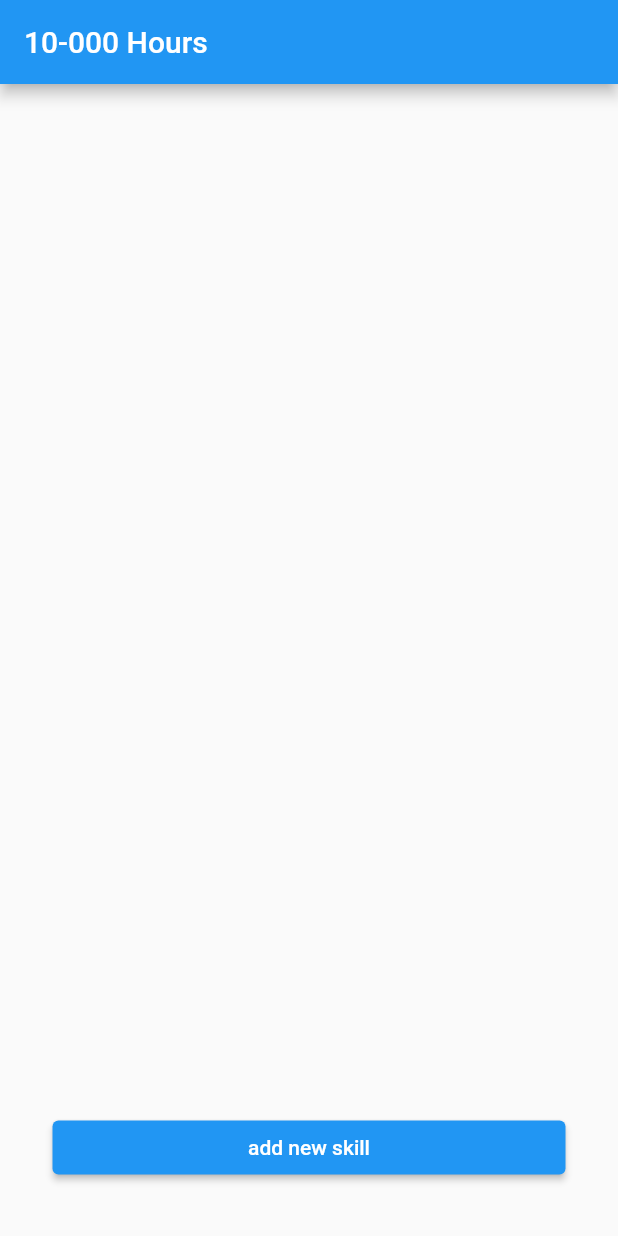
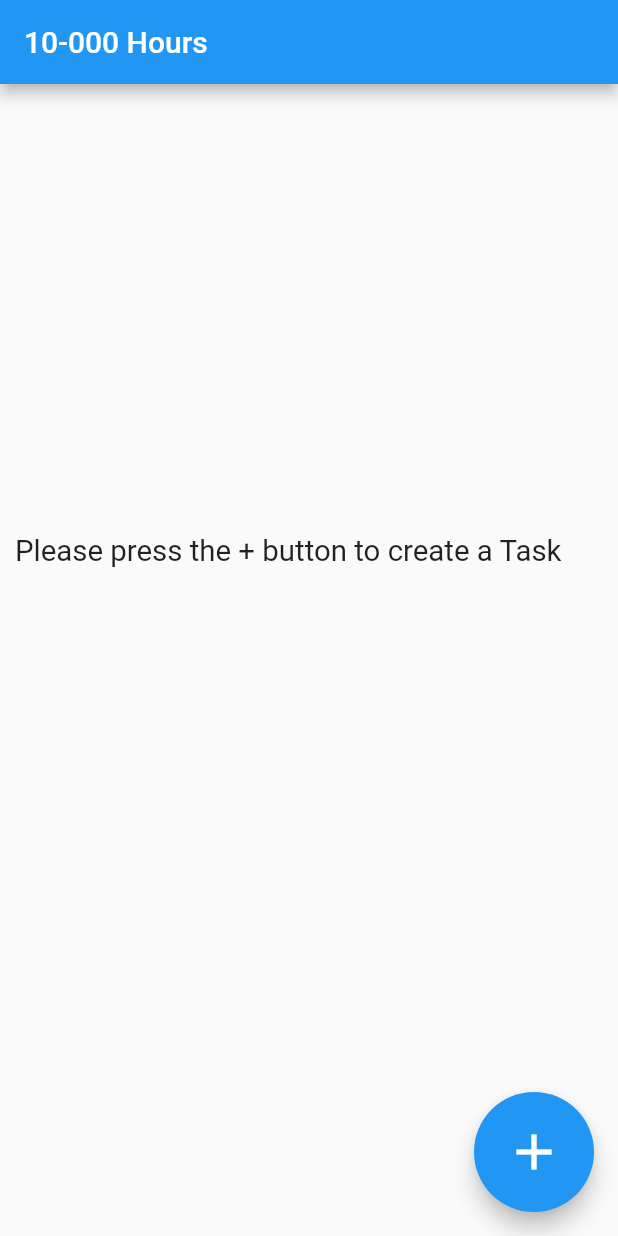
Before and after one commit to ACM-VIT/10-000-Hours, a Flutter app: the screen it shows after launch, on a phone screen of 412 x 824 dp. Run offline on Flutter 3.47's test engine with Material 2 defaults, Android fonts, the phone set to English and light mode, and no system bars; our stand-ins replace animated_splash_screen, percent_indicator, smooth_page_indicator.

Commit message:
Home screen issue fixed

```diff
--- a/lib/view/screens/add_task.dart
+++ b/lib/view/screens/add_task.dart
@@ -36,6 +36,8 @@ class AddTask extends StatelessWidget {
               return CustomButton(
                 buttonText: "Save",
                 buttonCta: () {
+
+
                   provider
                       .onAddTask(TaskData(timerData, taskNameController.text));
                   Navigator.pop(context);
--- a/lib/view/screens/home_screen.dart
+++ b/lib/view/screens/home_screen.dart
@@ -23,6 +23,8 @@ class HomeScreenView extends StatelessWidget {
 
   @override
   Widget build(BuildContext context) {
+    double width = MediaQuery.of(context).size.width;
+    double height= MediaQuery.of(context).size.height;
     return Scaffold(
       appBar: AppBar(
         title: const Text("10-000 Hours"),
@@ -34,6 +36,13 @@ class HomeScreenView extends StatelessWidget {
             Expanded(
               child: Consumer<TaskListProvider>(
                 builder: (context, provider, child) {
+                  if (provider.getTaskList().isEmpty) {
+                    return Container(margin: EdgeInsets.only(top:height/3 ),
+                      child: Text(
+                          "Please press the + button to create a Task",
+                          style: TextStyle(fontSize: width / 21)),
+                    );
+                  }
                   return ListView.builder(
                     itemCount: provider.getTaskList().length,
                     itemBuilder: (BuildContext context, int index) {
@@ -41,23 +50,38 @@ class HomeScreenView extends StatelessWidget {
                           onTap: () => Navigator.pushNamed(
                               context, TaskTimer.id,
                               arguments: {'index': index}),
-                          child: TaskCard(
-                              taskName:
-                                  provider.getTaskList()[index].getTaskName(),
-                              colorCode: 800),
+                          child: Container(padding: EdgeInsets.symmetric(vertical: 12),margin: EdgeInsets.only(bottom: 5),
+                            color: Colors.blue.shade100,
+                                 child: Center(
+                                child: Text(provider
+                                    .getTaskList()[index]
+                                    .getTaskName(),style: TextStyle(fontSize: 22)),),
+                          ),);
+                    },
                   );
-                      });
-                }),
+                },
               ),
-              CustomButton(
-                buttonText: "add new skill",
-                buttonCta: () {
-                  Navigator.pushNamed(context, AddTask.id);
-                },
             ),
           ],
         ),
-        ));
+      ),
+
+      // TaskCard(
+      //                     taskName:
+      //                     colorCode: 800),
+      floatingActionButton: SizedBox(
+        height: 80,
+        width: 80,
+        child: FloatingActionButton(
+            onPressed: () {
+              Navigator.pushNamed(context, AddTask.id);
+            },
+            child: const Icon(
+              Icons.add,
+              size: 40,
+            )),
+      ),
+    );
   }
 }
 
```
Also changed, not shown: pubspec.lock (added), 2 other files. Lines whose indentation alone changed are shown as unchanged.
